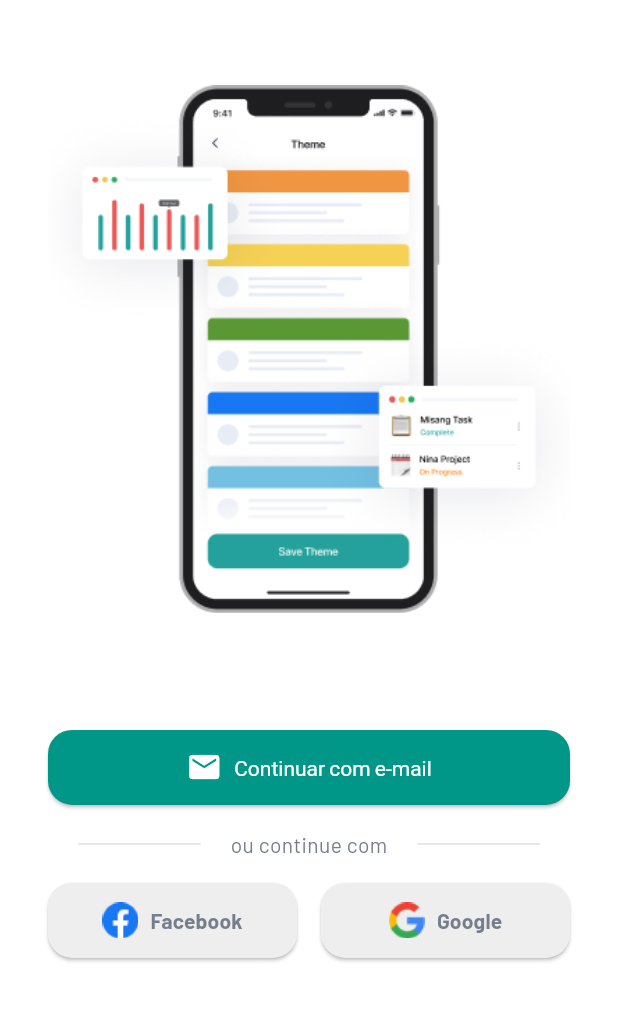
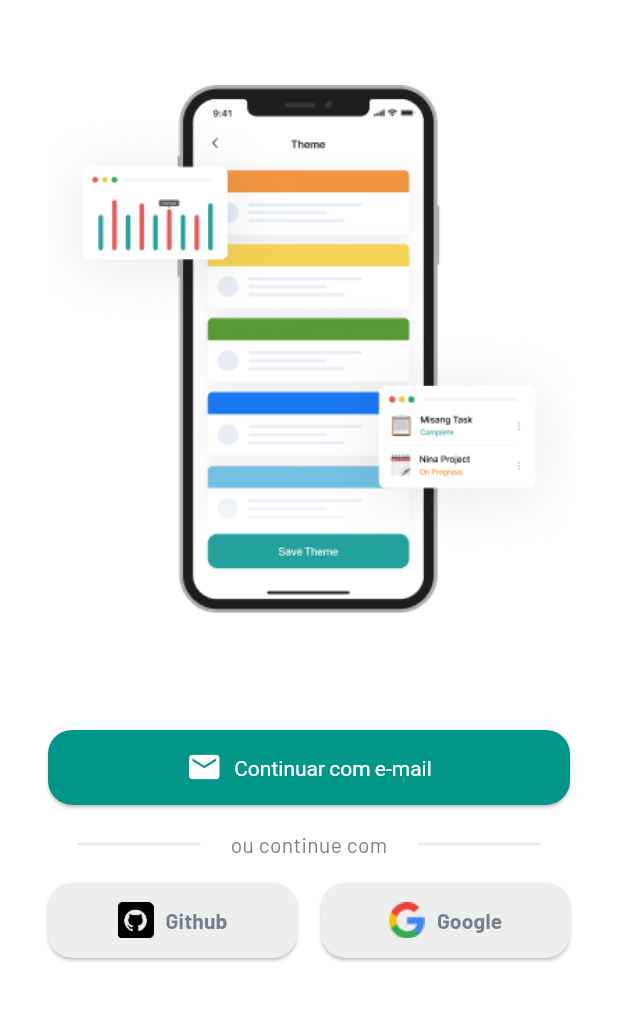
Before and after one commit to LucasFormigonBR/TodyApp, a Flutter app: the LoginPage screen opened by its route, on a phone screen of 412 x 824 dp, the part 169-1190 px from its top. Run offline on Flutter 3.47's test engine with Material 3 defaults, Android fonts, the phone set to English and light mode, and no system bars; our stand-ins replace bloc, equatable, firebase_auth, firebase_core, flutter_bloc, get_it and 4 more; missing offline and left inert: flashy_flushbar; accounts and stored records are empty.

Commit message:
feat(login): metodo de autenticacao via conta Github

```diff
--- a/lib/core/configs/assets/images_app.dart
+++ b/lib/core/configs/assets/images_app.dart
@@ -3,7 +3,7 @@ class ImagesApp {
   static const String logo = 'assets/images/logo.png';
 
   /// Icons
-  static const String iconFacebook = 'assets/images/icons/icon-facebook.png';
+  static const String iconGithub = 'assets/images/icons/icon-github.png';
   static const String iconGoogle = 'assets/images/icons/icon-google.png';
 
   /// Phones
--- a/lib/core/service_locator.dart
+++ b/lib/core/service_locator.dart
@@ -2,6 +2,7 @@ import 'package:firebase_auth/firebase_auth.dart';
 import 'package:get_it/get_it.dart';
 import 'package:google_sign_in/google_sign_in.dart';
 import 'package:shared_preferences/shared_preferences.dart';
+import 'package:todyapp/domain/usecases/authenticate_with_github.dart';
 
 import '../data/datasources/firebase_auth_data_source.dart';
 import '../data/repositories/auth_repository_impl.dart';
@@ -35,8 +36,11 @@ Future<void> initializeDependencies() async {
   sl.registerLazySingleton<AuthenticateWithGoogle>(
     () => AuthenticateWithGoogle(sl()),
   );
+  sl.registerLazySingleton<AuthenticateWithGithub>(
+    () => AuthenticateWithGithub(sl()),
+  );
 
   // Cubits
-  sl.registerFactory<LoginCubit>(() => LoginCubit(sl()));
+  sl.registerFactory<LoginCubit>(() => LoginCubit(sl(), sl()));
   sl.registerFactory<EmailCubit>(() => EmailCubit(sl()));
 }
--- a/lib/domain/repositories/auth_repository.dart
+++ b/lib/domain/repositories/auth_repository.dart
@@ -1,4 +1,5 @@
 abstract class AuthRepository {
   Future<void> sendLinkEmail(String email);
   Future<void> authenticateWithGoogle();
+  Future<void> authenticateWithGithub();
 }
--- /dev/null
+++ b/lib/domain/usecases/authenticate_with_github.dart
@@ -0,0 +1,10 @@
+import 'package:todyapp/domain/repositories/auth_repository.dart';
+
+class AuthenticateWithGithub {
+  final AuthRepository _authRepository;
+
+  AuthenticateWithGithub(this._authRepository);
+  Future<void> call() async {
+    await _authRepository.authenticateWithGithub();
+  }
+}
--- a/lib/presentation/login/cubit/login_cubit.dart
+++ b/lib/presentation/login/cubit/login_cubit.dart
@@ -1,5 +1,6 @@
 import 'package:bloc/bloc.dart';
 import 'package:shared_preferences/shared_preferences.dart';
+import 'package:todyapp/domain/usecases/authenticate_with_github.dart';
 import 'package:todyapp/presentation/login/cubit/login_state.dart';
 
 import '../../../core/service_locator.dart';
@@ -7,7 +8,11 @@ import '../../../domain/usecases/authenticate_with_google.dart';
 
 class LoginCubit extends Cubit<LoginState> {
   final AuthenticateWithGoogle _initializeAuthenticateWithGoogle;
-  LoginCubit(this._initializeAuthenticateWithGoogle) : super(LoginInitial());
+  final AuthenticateWithGithub _initializeAuthenticateWithGithub;
+  LoginCubit(
+    this._initializeAuthenticateWithGoogle,
+    this._initializeAuthenticateWithGithub,
+  ) : super(LoginInitial());
 
   final prefs = sl<SharedPreferences>();
 
@@ -20,4 +25,14 @@ class LoginCubit extends Cubit<LoginState> {
       emit(LoginFailure(e.toString()));
     }
   }
+
+  Future<void> authenticateWithGithub() async {
+    try {
+      emit(LoginLoading());
+      await _initializeAuthenticateWithGithub();
+      emit(LoginSuccess());
+    } catch (e) {
+      emit(LoginFailure(e.toString()));
+    }
+  }
 }
--- a/lib/presentation/login/pages/login_page.dart
+++ b/lib/presentation/login/pages/login_page.dart
@@ -179,20 +179,21 @@ class _LoginPageState extends State<LoginPage> {
                                           MainAxisAlignment.center,
                                       children: [
                                         Image.asset(
-                                          ImagesApp.iconFacebook,
+                                          ImagesApp.iconGithub,
                                           width: 24,
                                           height: 24,
                                         ),
                                         SizedBox(width: 8.0),
                                         Text(
-                                          "Facebook",
+                                          "Github",
                                           style: StylesApp.textButtonBold(
                                             context,
                                           ),
                                         ),
                                       ],
                                     ),
-                                    onPressed: () {},
+                                    onPressed: () =>
+                                        loginCubit.authenticateWithGithub(),
                                   );
                                 }
 
@@ -207,13 +208,13 @@ class _LoginPageState extends State<LoginPage> {
                                           MainAxisAlignment.center,
                                       children: [
                                         Image.asset(
-                                          ImagesApp.iconFacebook,
+                                          ImagesApp.iconGithub,
                                           width: 24,
                                           height: 24,
                                         ),
                                         SizedBox(width: 8.0),
                                         Text(
-                                          "Facebook",
+                                          "Github",
                                           style: StylesApp.textButtonBold(
                                             context,
                                           ),
@@ -233,13 +234,13 @@ class _LoginPageState extends State<LoginPage> {
                                           MainAxisAlignment.center,
                                       children: [
                                         Image.asset(
-                                          ImagesApp.iconFacebook,
+                                          ImagesApp.iconGithub,
                                           width: 24,
                                           height: 24,
                                         ),
                                         SizedBox(width: 8.0),
                                         Text(
-                                          "Facebook",
+                                          "Github",
                                           style: StylesApp.textButtonBold(
                                             context,
                                           ),
```
Also changed, not shown: lib/data/datasources/firebase_auth_data_source.dart (+11 -0 lines), lib/data/repositories/auth_repository_impl.dart (+16 -0 lines), assets/images/icons/icon-github.png (added).
